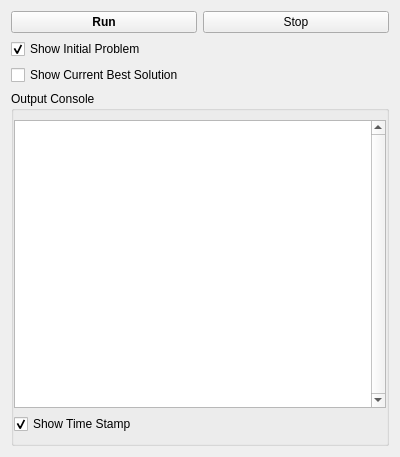
setvisible/fastenerpattern, file src/widgets/optimisationwidget.ui: the form before one commit.
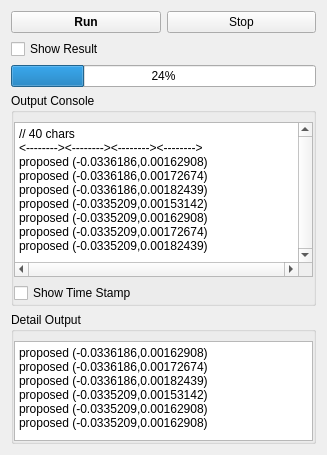
The form after the commit.

Patch:
```diff
--- a/src/widgets/optimisationwidget.ui
+++ b/src/widgets/optimisationwidget.ui
@@ -6,14 +6,14 @@
    <rect>
     <x>0</x>
     <y>0</y>
-    <width>400</width>
-    <height>457</height>
+    <width>327</width>
+    <height>455</height>
    </rect>
   </property>
   <property name="windowTitle">
    <string>Optimisation</string>
   </property>
-  <layout class="QVBoxLayout" name="verticalLayout">
+  <layout class="QVBoxLayout" name="verticalLayout" stretch="0,0,0,10,0">
    <item>
     <layout class="QHBoxLayout" name="horizontalLayout">
      <item>
@@ -40,17 +40,14 @@
    <item>
     <widget class="QCheckBox" name="showInitialCheckBox">
      <property name="text">
-      <string>Show Initial Problem</string>
+      <string>Show Result</string>
      </property>
-     <property name="checked">
-      <bool>true</bool>
-     </property>
     </widget>
    </item>
    <item>
-    <widget class="QCheckBox" name="showSolutionCheckBox">
-     <property name="text">
-      <string>Show Current Best Solution</string>
+    <widget class="QProgressBar" name="progressBar">
+     <property name="value">
+      <number>24</number>
      </property>
     </widget>
    </item>
@@ -69,6 +66,9 @@
       <property name="rightMargin">
        <number>0</number>
       </property>
+      <property name="bottomMargin">
+       <number>0</number>
+      </property>
       <item>
        <widget class="QTextEdit" name="console">
         <property name="styleSheet">
@@ -78,14 +78,25 @@
          <enum>Qt::ScrollBarAlwaysOn</enum>
         </property>
         <property name="horizontalScrollBarPolicy">
-         <enum>Qt::ScrollBarAlwaysOff</enum>
+         <enum>Qt::ScrollBarAlwaysOn</enum>
+        </property>
+        <property name="lineWrapMode">
+         <enum>QTextEdit::NoWrap</enum>
         </property>
         <property name="html">
          <string>&lt;!DOCTYPE HTML PUBLIC &quot;-//W3C//DTD HTML 4.0//EN&quot; &quot;http://www.w3.org/TR/REC-html40/strict.dtd&quot;&gt;
 &lt;html&gt;&lt;head&gt;&lt;meta name=&quot;qrichtext&quot; content=&quot;1&quot; /&gt;&lt;style type=&quot;text/css&quot;&gt;
 p, li { white-space: pre-wrap; }
-&lt;/style&gt;&lt;/head&gt;&lt;body style=&quot; font-family:'Courier New'; font-size:10pt; font-weight:400; font-style:normal;&quot;&gt;
-&lt;p style=&quot;-qt-paragraph-type:empty; margin-top:0px; margin-bottom:0px; margin-left:0px; margin-right:0px; -qt-block-indent:0; text-indent:0px;&quot;&gt;&lt;br /&gt;&lt;/p&gt;&lt;/body&gt;&lt;/html&gt;</string>
+&lt;/style&gt;&lt;/head&gt;&lt;body style=&quot; font-family:'Courier New'; font-size:9pt; font-weight:400; font-style:normal;&quot;&gt;
+&lt;p style=&quot; margin-top:0px; margin-bottom:0px; margin-left:0px; margin-right:0px; -qt-block-indent:0; text-indent:0px;&quot;&gt;&lt;span style=&quot; color:#000000;&quot;&gt;// 40 chars&lt;/span&gt;&lt;/p&gt;
+&lt;p style=&quot; margin-top:0px; margin-bottom:0px; margin-left:0px; margin-right:0px; -qt-block-indent:0; text-indent:0px;&quot;&gt;&lt;span style=&quot; color:#000000;&quot;&gt;&amp;lt;--------&amp;gt;&amp;lt;--------&amp;gt;&amp;lt;--------&amp;gt;&amp;lt;--------&amp;gt;&lt;/span&gt;&lt;/p&gt;
+&lt;p style=&quot; margin-top:0px; margin-bottom:0px; margin-left:0px; margin-right:0px; -qt-block-indent:0; text-indent:0px;&quot;&gt;&lt;span style=&quot; color:#000000;&quot;&gt;proposed (-0.0336186,0.00162908)&lt;/span&gt;&lt;/p&gt;
+&lt;p style=&quot; margin-top:0px; margin-bottom:0px; margin-left:0px; margin-right:0px; -qt-block-indent:0; text-indent:0px;&quot;&gt;&lt;span style=&quot; color:#000000;&quot;&gt;proposed (-0.0336186,0.00172674)&lt;/span&gt;&lt;/p&gt;
+&lt;p style=&quot; margin-top:0px; margin-bottom:0px; margin-left:0px; margin-right:0px; -qt-block-indent:0; text-indent:0px;&quot;&gt;&lt;span style=&quot; color:#000000;&quot;&gt;proposed (-0.0336186,0.00182439)&lt;/span&gt;&lt;/p&gt;
+&lt;p style=&quot; margin-top:0px; margin-bottom:0px; margin-left:0px; margin-right:0px; -qt-block-indent:0; text-indent:0px;&quot;&gt;&lt;span style=&quot; color:#000000;&quot;&gt;proposed (-0.0335209,0.00153142)&lt;/span&gt;&lt;/p&gt;
+&lt;p style=&quot; margin-top:0px; margin-bottom:0px; margin-left:0px; margin-right:0px; -qt-block-indent:0; text-indent:0px;&quot;&gt;&lt;span style=&quot; color:#000000;&quot;&gt;proposed (-0.0335209,0.00162908)&lt;/span&gt;&lt;/p&gt;
+&lt;p style=&quot; margin-top:0px; margin-bottom:0px; margin-left:0px; margin-right:0px; -qt-block-indent:0; text-indent:0px;&quot;&gt;&lt;span style=&quot; color:#000000;&quot;&gt;proposed (-0.0335209,0.00172674)&lt;/span&gt;&lt;/p&gt;
+&lt;p style=&quot; margin-top:0px; margin-bottom:0px; margin-left:0px; margin-right:0px; -qt-block-indent:0; text-indent:0px;&quot;&gt;&lt;span style=&quot; color:#000000;&quot;&gt;proposed (-0.0335209,0.00182439)&lt;/span&gt;&lt;/p&gt;&lt;/body&gt;&lt;/html&gt;</string>
         </property>
        </widget>
       </item>
@@ -94,8 +105,60 @@
         <property name="text">
          <string>Show Time Stamp</string>
         </property>
-        <property name="checked">
-         <bool>true</bool>
+       </widget>
+      </item>
+     </layout>
+    </widget>
+   </item>
+   <item>
+    <widget class="QGroupBox" name="detailGroupBox">
+     <property name="title">
+      <string>Detail Output</string>
+     </property>
+     <property name="flat">
+      <bool>true</bool>
+     </property>
+     <layout class="QVBoxLayout" name="verticalLayout_3">
+      <property name="leftMargin">
+       <number>0</number>
+      </property>
+      <property name="rightMargin">
+       <number>0</number>
+      </property>
+      <property name="bottomMargin">
+       <number>0</number>
+      </property>
+      <item>
+       <widget class="QPlainTextEdit" name="detailOutput">
+        <property name="sizePolicy">
+         <sizepolicy hsizetype="Expanding" vsizetype="Ignored">
+          <horstretch>0</horstretch>
+          <verstretch>0</verstretch>
+         </sizepolicy>
+        </property>
+        <property name="minimumSize">
+         <size>
+          <width>0</width>
+          <height>100</height>
+         </size>
+        </property>
+        <property name="styleSheet">
+         <string notr="true">font: 9pt &quot;Courier New&quot;;
+</string>
+        </property>
+        <property name="verticalScrollBarPolicy">
+         <enum>Qt::ScrollBarAlwaysOff</enum>
+        </property>
+        <property name="horizontalScrollBarPolicy">
+         <enum>Qt::ScrollBarAlwaysOff</enum>
+        </property>
+        <property name="plainText">
+         <string>proposed (-0.0336186,0.00162908)
+proposed (-0.0336186,0.00172674)
+proposed (-0.0336186,0.00182439)
+proposed (-0.0335209,0.00153142)
+proposed (-0.0335209,0.00162908)
+proposed (-0.0335209,0.00162908)</string>
         </property>
        </widget>
       </item>
```
Left out of the diff: 6 changed lines with no effect on the pictures.
